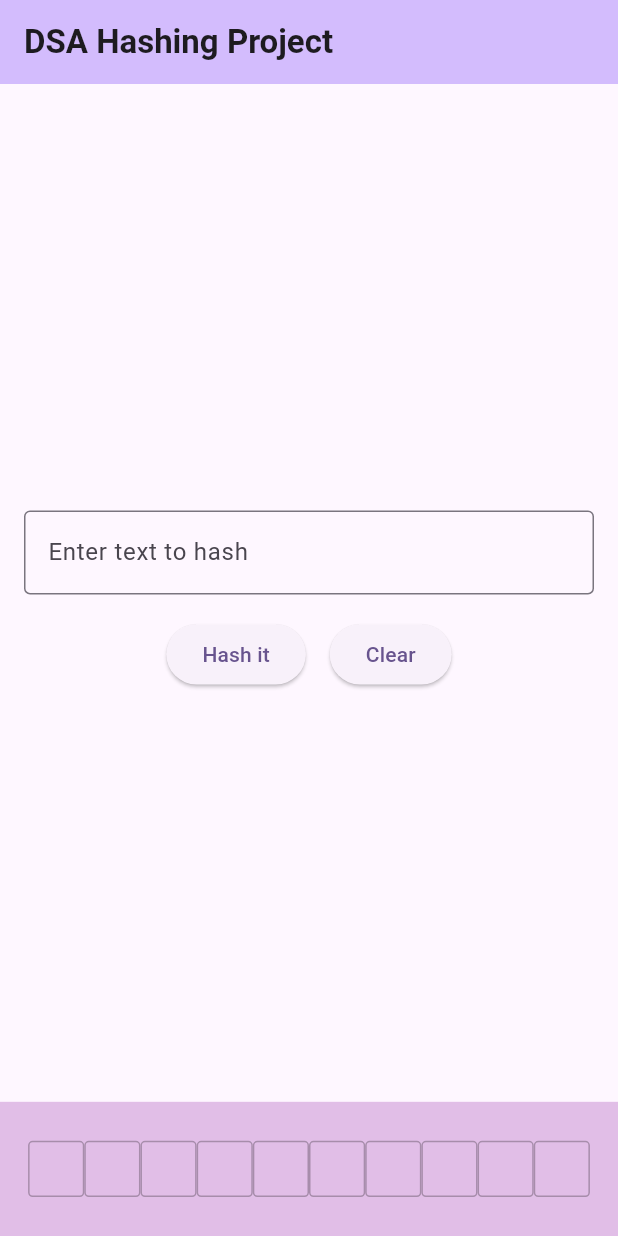
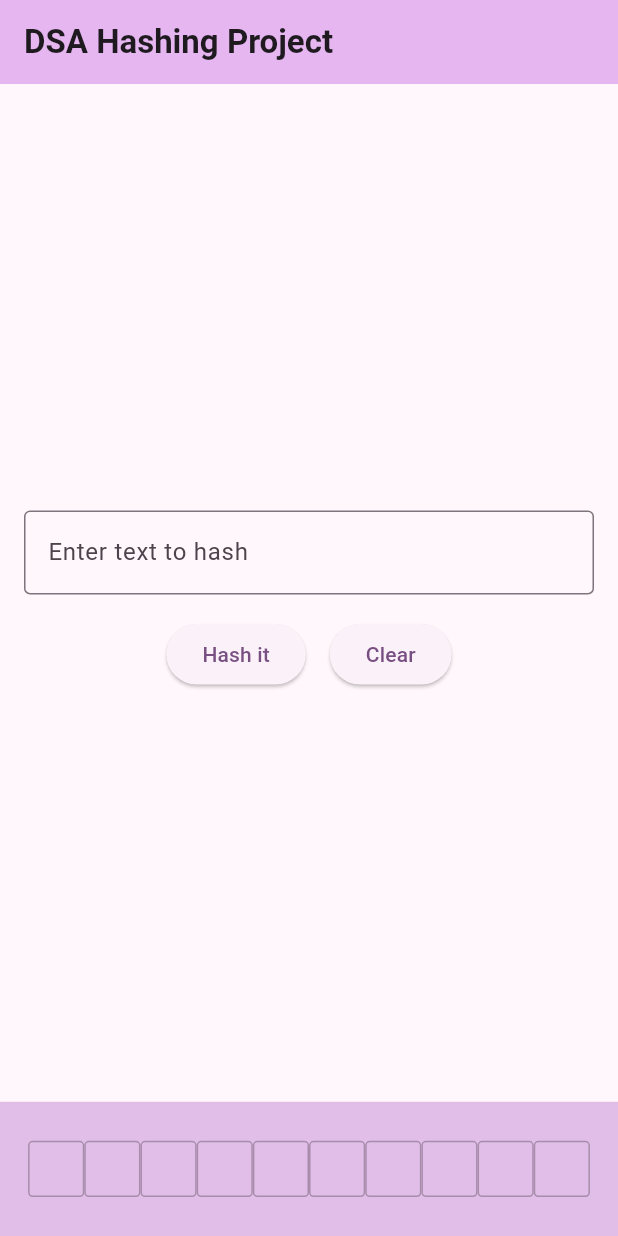
Before and after one commit to joesokhen/dsa_hash, a Flutter app: the screen it shows after launch, on a phone screen of 412 x 824 dp. Run offline on Flutter 3.47's test engine with Material 3 defaults, Android fonts, the phone set to English and light mode, and no system bars.

Commit message:
main: update appbar color
Signed-off-by: Joe Al Sokhen <jya20008@students.aust.edu.lb>

```diff
--- a/lib/main.dart
+++ b/lib/main.dart
@@ -13,7 +13,7 @@
       title: 'DSA Hashing Project',
       debugShowCheckedModeBanner: false,
       theme: ThemeData(
-        colorScheme: ColorScheme.fromSeed(seedColor: Colors.deepPurple),
+        colorScheme: ColorScheme.fromSeed(seedColor: Colors.purple[100]!),
         useMaterial3: true,
       ),
       home: const MyHomePage(title: "DSA Hashing Project"),
```
